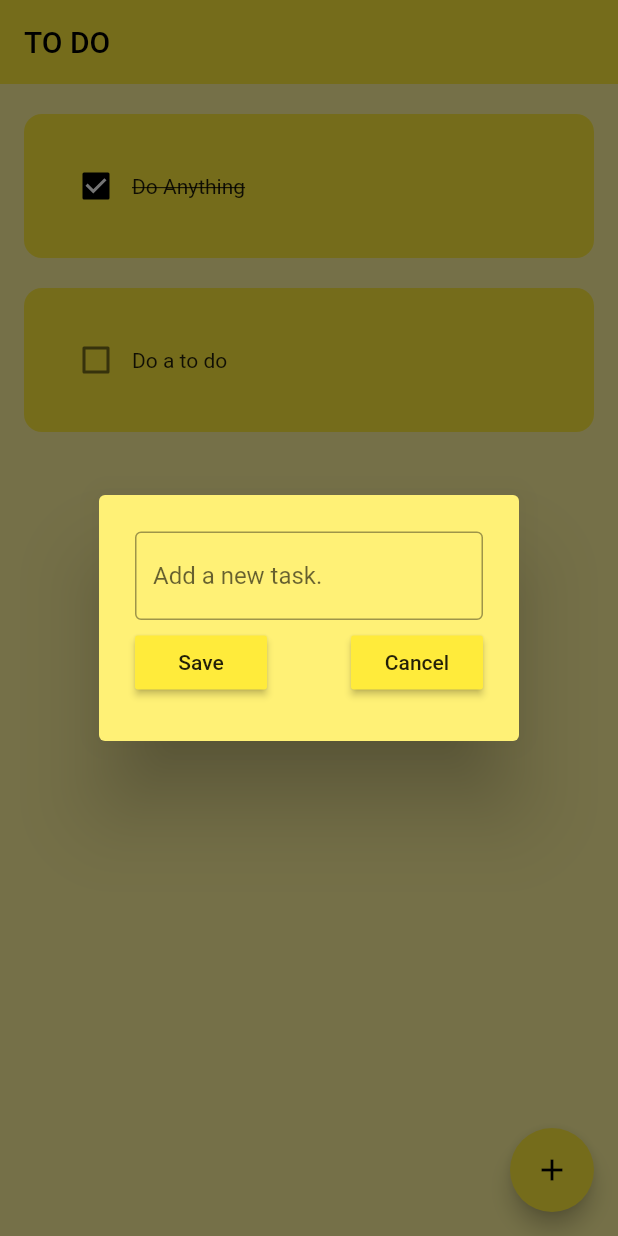
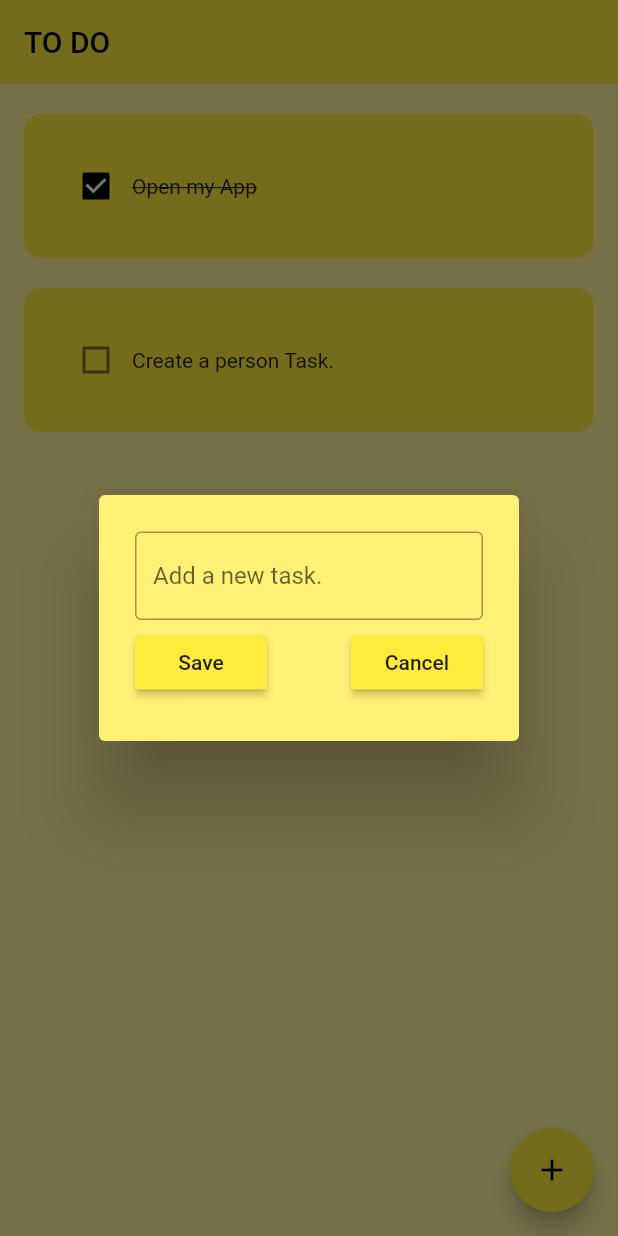
Before and after one commit to FrankDannyA/to_do_app, a Flutter app: the screen it shows after launch, after a tap on the "add" icon, on a phone screen of 412 x 824 dp. Run offline on Flutter 3.47's test engine with Material 2 defaults, Android fonts, the phone set to English and light mode, and no system bars; drawn by our look-alikes of flutter_slidable; our stand-ins replace hive_flutter; accounts and stored records are empty.

Commit message:
using hive db

```diff
--- /dev/null
+++ b/lib/data/datebase.dart
@@ -0,0 +1,28 @@
+import 'package:hive_flutter/hive_flutter.dart';
+
+class ToDoDataBase {
+  List toDoList = [];
+
+  //reference our box
+  final _myBox = Hive.box('mybox');
+
+  //run this method if this is opening this app
+  void createInitialData() {
+    toDoList = [
+      ["Open my App", true],
+      ["Create a person Task.", false],
+    ];
+  }
+
+  //load the data from database
+  void loadData() {
+    toDoList = _myBox.get('TODOLIST');
+  }
+
+  //update the database
+  void updateDatabase() {
+    _myBox.put('TODOLIST', toDoList);
+  }
+}
+
+//hive_generator: 2.0.0
--- a/lib/main.dart
+++ b/lib/main.dart
@@ -1,7 +1,14 @@
 import 'package:flutter/material.dart';
+import 'package:hive_flutter/hive_flutter.dart';
 import 'package:to_do_app/pages/home_page.dart';
 
-void main() {
+void main() async {
+  //init hive
+  await Hive.initFlutter();
+
+  //open a box
+  var box = await Hive.openBox('mybox');
+
   runApp(const MyApp());
 }
 
--- a/lib/pages/home_page.dart
+++ b/lib/pages/home_page.dart
@@ -1,4 +1,6 @@
 import 'package:flutter/material.dart';
+import 'package:hive_flutter/adapters.dart';
+import 'package:to_do_app/data/datebase.dart';
 import 'package:to_do_app/utils/dialog_box.dart';
 import 'package:to_do_app/utils/todo_tile.dart';
 
@@ -10,20 +12,29 @@ class HomePage extends StatefulWidget {
 }
 
 class _HomePageState extends State<HomePage> {
+  //reference the hive box
+  final _myBox = Hive.box('mybox');
+  ToDoDataBase db = ToDoDataBase();
+
+  @override
+  void initState() {
+    if (_myBox.get("TODOLIST") == null) {
+      db.createInitialData();
+    } else {
+      db.loadData();
+    }
+    super.initState();
+  }
+
   //text controller
   final _controller = TextEditingController();
-
-  //list of todo tasks
-  List toDoList = [
-    ['Do Anything', true],
-    ['Do a to do', false]
-  ];
 
   //checbox was tapped
   void checkBoxChanged(bool? value, int index) {
     setState(() {
-      toDoList[index][1] = !toDoList[index][1];
+      db.toDoList[index][1] = !db.toDoList[index][1];
     });
+    db.updateDatabase();
   }
 
   //create new task
@@ -43,16 +54,18 @@ class _HomePageState extends State<HomePage> {
   //save new task
   void saveNewTask() {
     setState(() {
-      toDoList.add([_controller.text, false]);
+      db.toDoList.add([_controller.text, false]);
       _controller.clear();
     });
     Navigator.of(context).pop();
+    db.updateDatabase();
   }
 
   void deleteTask(int index) {
     setState(() {
-      toDoList.removeAt(index);
+      db.toDoList.removeAt(index);
     });
+    db.updateDatabase();
   }
 
   @override
@@ -68,11 +81,11 @@ class _HomePageState extends State<HomePage> {
         child: const Icon(Icons.add),
       ),
       body: ListView.builder(
-        itemCount: toDoList.length,
+        itemCount: db.toDoList.length,
         itemBuilder: (BuildContext context, int index) {
           return TodoTile(
-            taskName: toDoList[index][0],
-            isComleted: toDoList[index][1],
+            taskName: db.toDoList[index][0],
+            isComleted: db.toDoList[index][1],
             onChanged: (value) => checkBoxChanged(value, index),
             deleteFunction: (context) => deleteTask(index),
           );
--- a/lib/utils/dialog_box.dart
+++ b/lib/utils/dialog_box.dart
@@ -25,7 +25,7 @@ class DialogBox extends StatelessWidget {
             //get user input
             TextField(
               controller: controller,
-              decoration: InputDecoration(
+              decoration: const InputDecoration(
                 border: OutlineInputBorder(),
                 hintText: 'Add a new task.',
               ),
--- a/lib/utils/todo_tile.dart
+++ b/lib/utils/todo_tile.dart
@@ -21,7 +21,7 @@ class TodoTile extends StatelessWidget {
       padding: const EdgeInsets.only(left: 16, top: 20, right: 16),
       child: Slidable(
         endActionPane: ActionPane(
-          motion: StretchMotion(),
+          motion: const StretchMotion(),
           children: [
             SlidableAction(
               onPressed: deleteFunction,
```
Also changed, not shown: pubspec.yaml (+5 -6 lines), pubspec.lock, 10 other files.
